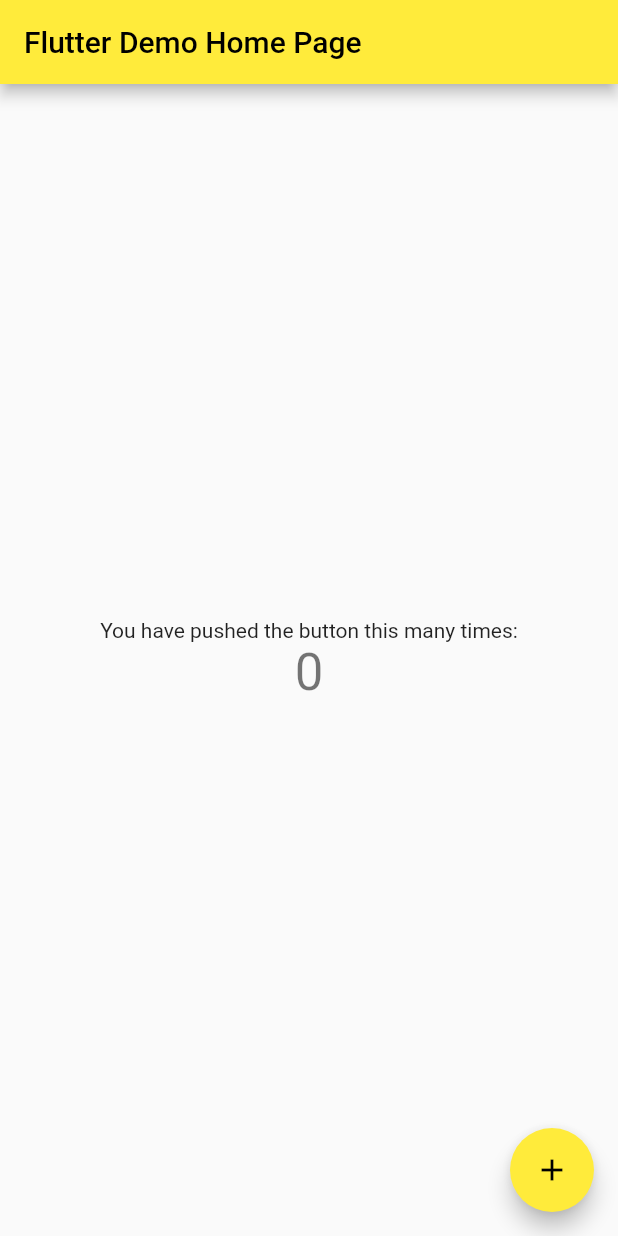
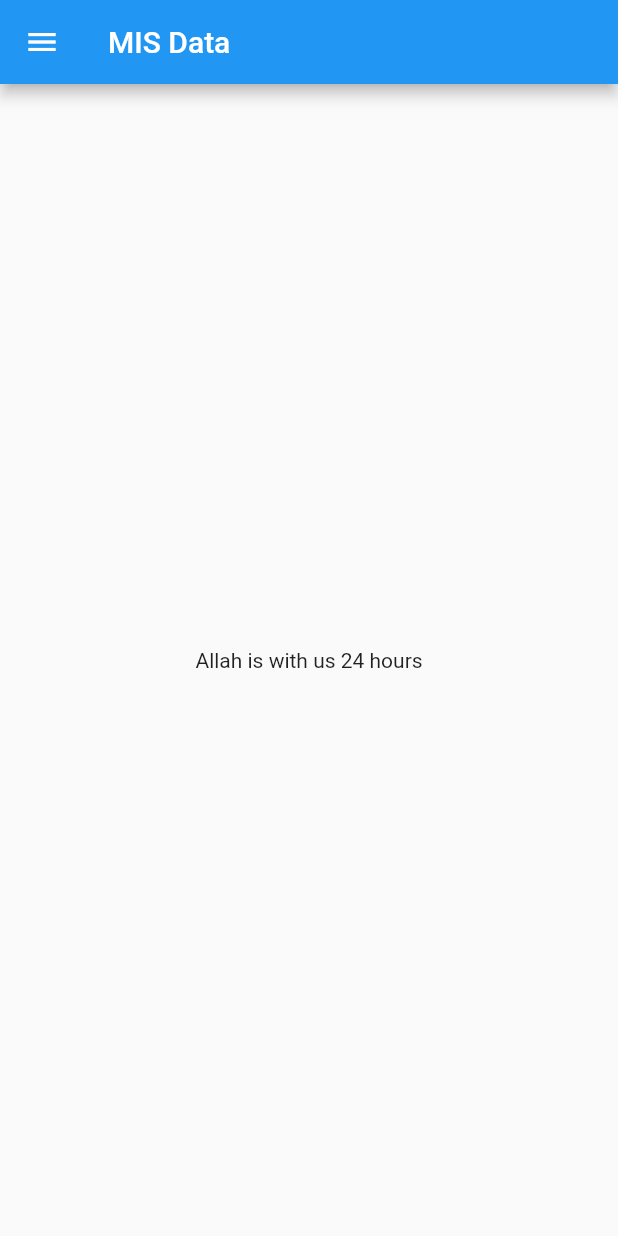
Before and after one commit to AHSAN7-7/untitled, a Flutter app: the screen it shows after launch, on a phone screen of 412 x 824 dp. Run offline on Flutter 3.47's test engine with Material 2 defaults, Android fonts, the phone set to English and light mode, and no system bars.

Commit message:
Day2 Completed

```diff
--- /dev/null
+++ b/lib/homepage.dart
@@ -0,0 +1,23 @@
+import 'package:flutter/material.dart';
+//import 'package:flutter/services.dart';
+
+class HomePage extends StatelessWidget{
+  const HomePage({Key? key}) : super(key: key);
+
+ @override
+  Widget build(BuildContext context) {
+   int time= 24;
+    // TODO: implement build
+    return  Scaffold(
+      appBar: AppBar(
+          title: const Text("MIS Data"),
+      ),
+      body: Center(
+          child: Text("Allah is with us $time hours"),
+
+      ),
+      drawer: const Drawer(),
+    );
+  }
+
+}
--- a/lib/main.dart
+++ b/lib/main.dart
@@ -1,115 +1,17 @@
 import 'package:flutter/material.dart';
-
-void main() {
+import 'package:untitled/homepage.dart';
+void main(){
   runApp(const MyApp());
 }
+class MyApp extends StatelessWidget{
+   const MyApp({Key? key}) : super(key: key);
+ // int time =24;
+  @override
 
-class MyApp extends StatelessWidget {
-  const MyApp({Key? key}) : super(key: key);
-
-  // This widget is the root of your application.
-  @override
   Widget build(BuildContext context) {
-    return MaterialApp(
-      title: 'Flutter Demo',
-      theme: ThemeData(
-        // This is the theme of your application.
-        //
-        // Try running your application with "flutter run". You'll see the
-        // application has a blue toolbar. Then, without quitting the app, try
-        // changing the primarySwatch below to Colors.green and then invoke
-        // "hot reload" (press "r" in the console where you ran "flutter run",
-        // or simply save your changes to "hot reload" in a Flutter IDE).
-        // Notice that the counter didn't reset back to zero; the application
-        // is not restarted.
-        primarySwatch: Colors.yellow,
-      ),
-      home: const MyHomePage(title: 'Flutter Demo Home Page'),
+    // TODO: implement build
+    return  const MaterialApp(
+      home: HomePage(),
     );
   }
 }
-
-class MyHomePage extends StatefulWidget {
-  const MyHomePage({Key? key, required this.title}) : super(key: key);
-
-  // This widget is the home page of your application. It is stateful, meaning
-  // that it has a State object (defined below) that contains fields that affect
-  // how it looks.
-
-  // This class is the configuration for the state. It holds the values (in this
-  // case the title) provided by the parent (in this case the App widget) and
-  // used by the build method of the State. Fields in a Widget subclass are
-  // always marked "final".
-
-  final String title;
-
-  @override
-  State<MyHomePage> createState() => _MyHomePageState();
-}
-
-class _MyHomePageState extends State<MyHomePage> {
-  int _counter = 0;
-
-  void _incrementCounter() {
-    setState(() {
-      // This call to setState tells the Flutter framework that something has
-      // changed in this State, which causes it to rerun the build method below
-      // so that the display can reflect the updated values. If we changed
-      // _counter without calling setState(), then the build method would not be
-      // called again, and so nothing would appear to happen.
-      _counter++;
-    });
-  }
-
-  @override
-  Widget build(BuildContext context) {
-    // This method is rerun every time setState is called, for instance as done
-    // by the _incrementCounter method above.
-    //
-    // The Flutter framework has been optimized to make rerunning build methods
-    // fast, so that you can just rebuild anything that needs updating rather
-    // than having to individually change instances of widgets.
-    return Scaffold(
-      appBar: AppBar(
-        // Here we take the value from the MyHomePage object that was created by
-        // the App.build method, and use it to set our appbar title.
-        title: Text(widget.title),
-      ),
-      body: Center(
-        // Center is a layout widget. It takes a single child and positions it
-        // in the middle of the parent.
-        child: Column(
-          // Column is also a layout widget. It takes a list of children and
-          // arranges them vertically. By default, it sizes itself to fit its
-          // children horizontally, and tries to be as tall as its parent.
-          //
-          // Invoke "debug painting" (press "p" in the console, choose the
-          // "Toggle Debug Paint" action from the Flutter Inspector in Android
-          // Studio, or the "Toggle Debug Paint" command in Visual Studio Code)
-          // to see the wireframe for each widget.
-          //
-          // Column has various properties to control how it sizes itself and
-          // how it positions its children. Here we use mainAxisAlignment to
-          // center the children vertically; the main axis here is the vertical
-          // axis because Columns are vertical (the cross axis would be
-          // horizontal).
-          mainAxisAlignment: MainAxisAlignment.center,
-          children: <Widget>[
-            const Text(
-              'You have pushed the button this many times:',
-            ),
-            Text(
-              '$_counter',
-              style: Theme.of(context).textTheme.headline4,
-            ),
-          ],
-        ),
-      ),
-      floatingActionButton: FloatingActionButton(
-        onPressed: _incrementCounter,
-        tooltip: 'Increment',
-        child: const Icon(Icons.add),
-      ), // This trailing comma makes auto-formatting nicer for build methods.
-    );
-  }
-}
```
Also changed, not shown: 1 other file.
